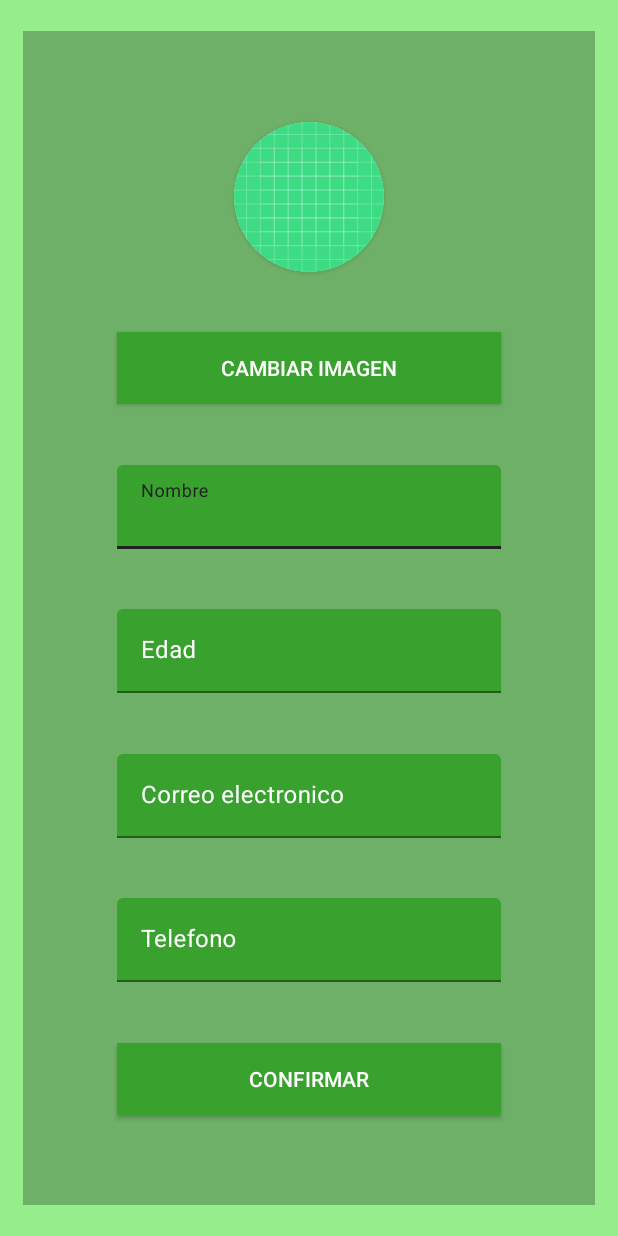
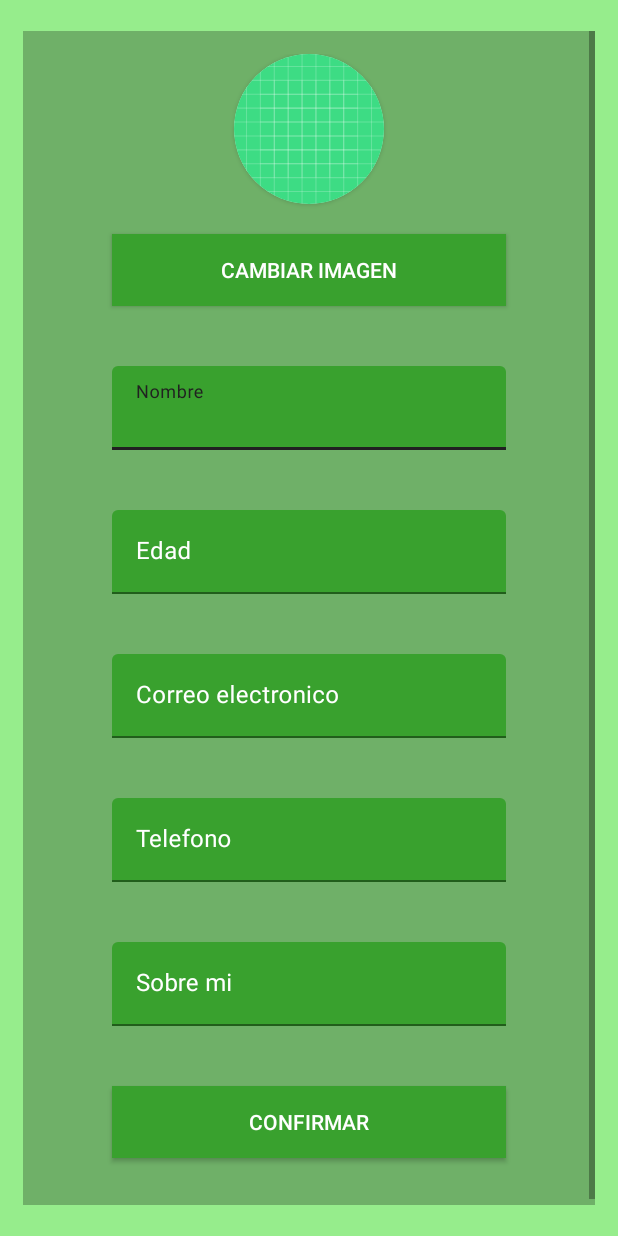
Before and after one commit to Joeliusg04/PetCare_App, an Android app: the layout fragment_edit_profile.xml on its own in the app's theme, with its tools: preview values and no code run, on a phone screen of 412 x 824 dp. Run offline under Robolectric (Android 15) with nearby library versions, the phone set to English and light mode, and no system bars.

Commit message:
ajustes de diseño en editProfile

```diff
--- a/app/src/main/AndroidManifest.xml
+++ b/app/src/main/AndroidManifest.xml
@@ -8,7 +8,7 @@
         android:dataExtractionRules="@xml/data_extraction_rules"
         android:fullBackupContent="@xml/backup_rules"
         android:icon="@mipmap/ic_launcher"
-        android:label=""
+        android:label="PetCare"
         android:roundIcon="@mipmap/ic_launcher_round"
         android:supportsRtl="true"
         android:theme="@style/Theme.PetCare"
--- a/app/src/main/res/layout/fragment_edit_profile.xml
+++ b/app/src/main/res/layout/fragment_edit_profile.xml
@@ -6,19 +6,31 @@
     android:layout_height="match_parent"
     android:background="@color/background"
     tools:context=".view.EditProfileFragment">
-
-    <androidx.constraintlayout.widget.ConstraintLayout
-        android:id="@+id/edit_slide_container"
+    <ScrollView
+        android:id="@+id/scroll"
         android:layout_width="match_parent"
         android:layout_height="0dp"
-        android:layout_margin="15dp"
+        android:layout_marginEnd="15dp"
+        android:layout_marginStart="15dp"
         app:layout_constraintHeight_percent="0.95"
         app:layout_constraintTop_toTopOf="parent"
         app:layout_constraintStart_toStartOf="parent"
         app:layout_constraintEnd_toEndOf="parent"
         app:layout_constraintBottom_toBottomOf="parent"
         android:background="@color/sec1"
-        android:padding="20dp">
+        >
+
+        <androidx.constraintlayout.widget.ConstraintLayout
+            android:id="@+id/edit_slide_container"
+            android:layout_width="match_parent"
+            android:layout_height="match_parent"
+            app:layout_constraintStart_toStartOf="parent"
+            app:layout_constraintEnd_toEndOf="parent"
+            app:layout_constraintBottom_toBottomOf="@id/scroll"
+            app:layout_constraintTop_toTopOf="@id/scroll"
+            android:background="@color/sec1"
+            android:padding="15dp"
+            android:paddingBottom="0dp">
 
         <androidx.cardview.widget.CardView
             android:id="@+id/userImg"
@@ -44,6 +56,7 @@
             android:layout_width="0dp"
             android:layout_height="wrap_content"
             android:text="Cambiar Imagen"
+            android:layout_margin="20dp"
             android:textColor="@color/white"
             android:background="@color/principal"
             app:layout_constraintBottom_toTopOf="@id/name"
@@ -59,6 +72,7 @@
             app:layout_constraintWidth_percent="0.75"
             android:layout_height="wrap_content"
             android:hint="Nombre"
+            android:layout_margin="20dp"
             android:textColorHint="@color/white"
             app:errorEnabled="false"
             app:boxBackgroundColor="@color/principal"
@@ -80,6 +94,7 @@
             app:layout_constraintWidth_percent="0.75"
             android:layout_height="wrap_content"
             android:hint="Edad"
+            android:layout_margin="20dp"
             android:textColorHint="@color/white"
             app:boxBackgroundColor="@color/principal"
             app:errorEnabled="false"
@@ -102,6 +117,7 @@
             app:layout_constraintWidth_percent="0.75"
             android:layout_height="wrap_content"
             android:hint="Correo electronico"
+            android:layout_margin="20dp"
             android:textColorHint="@color/white"
             app:errorEnabled="false"
             app:boxBackgroundColor="@color/principal"
@@ -113,7 +129,6 @@
             <com.google.android.material.textfield.TextInputEditText
                 android:layout_width="match_parent"
                 android:layout_height="wrap_content"
-                android:inputType="textPassword"
                 android:singleLine="true" />
 
         </com.google.android.material.textfield.TextInputLayout>
@@ -123,10 +138,11 @@
             app:layout_constraintWidth_percent="0.75"
             android:layout_height="wrap_content"
             android:hint="Telefono"
+            android:layout_margin="20dp"
             android:textColorHint="@color/white"
             app:errorEnabled="false"
             app:boxBackgroundColor="@color/principal"
-            app:layout_constraintBottom_toTopOf="@id/confirm_button"
+            app:layout_constraintBottom_toTopOf="@id/aboutMe"
             app:layout_constraintEnd_toEndOf="parent"
             app:layout_constraintStart_toStartOf="parent"
             app:layout_constraintTop_toBottomOf="@id/email">
@@ -134,8 +150,29 @@
             <com.google.android.material.textfield.TextInputEditText
                 android:layout_width="match_parent"
                 android:layout_height="wrap_content"
-                android:inputType="textPassword"
+                android:inputType="phone"
                 android:singleLine="true" />
+
+        </com.google.android.material.textfield.TextInputLayout>
+        <com.google.android.material.textfield.TextInputLayout
+            android:id="@+id/aboutMe"
+            android:layout_width="0dp"
+            app:layout_constraintWidth_percent="0.75"
+            android:layout_height="wrap_content"
+            android:layout_margin="20dp"
+            android:hint="Sobre mi"
+            android:textColorHint="@color/white"
+            app:errorEnabled="false"
+            app:boxBackgroundColor="@color/principal"
+            app:layout_constraintBottom_toTopOf="@id/confirm_button"
+            app:layout_constraintEnd_toEndOf="parent"
+            app:layout_constraintStart_toStartOf="parent"
+            app:layout_constraintTop_toBottomOf="@id/telefono">
+
+            <com.google.android.material.textfield.TextInputEditText
+                android:layout_width="match_parent"
+                android:layout_height="wrap_content"
+                />
 
         </com.google.android.material.textfield.TextInputLayout>
 
@@ -144,15 +181,16 @@
             android:layout_width="0dp"
             android:layout_height="wrap_content"
             android:text="Confirmar"
+            android:layout_margin="20dp"
             android:textColor="@color/white"
             android:background="@color/principal"
             app:layout_constraintBottom_toBottomOf="@id/edit_slide_container"
             app:layout_constraintStart_toStartOf="@id/edit_slide_container"
-            app:layout_constraintTop_toBottomOf="@id/telefono"
+            app:layout_constraintTop_toBottomOf="@id/aboutMe"
             app:layout_constraintEnd_toEndOf="@id/edit_slide_container"
             app:layout_constraintWidth_percent="0.75" />
     </androidx.constraintlayout.widget.ConstraintLayout>
-
+    </ScrollView>
 
 
 </androidx.constraintlayout.widget.ConstraintLayout>
--- a/app/src/main/res/layout/fragment_publish.xml
+++ b/app/src/main/res/layout/fragment_publish.xml
@@ -23,7 +23,6 @@
         android:id="@+id/publish_slide_container"
         android:layout_width="match_parent"
         android:layout_height="match_parent"
-        app:layout_constraintHeight_percent="0.95"
         app:layout_constraintTop_toTopOf="@id/scroll"
         app:layout_constraintStart_toStartOf="parent"
         app:layout_constraintEnd_toEndOf="parent"
```
